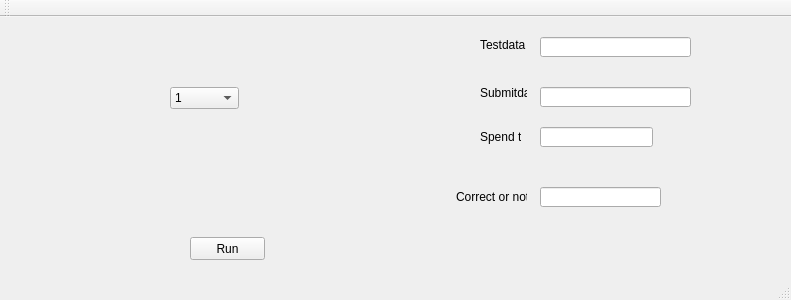
Before: the Qt Designer form 1/1/mainwindow.ui in fumchin/AOOP-Final-Project, drawn with Qt 5.
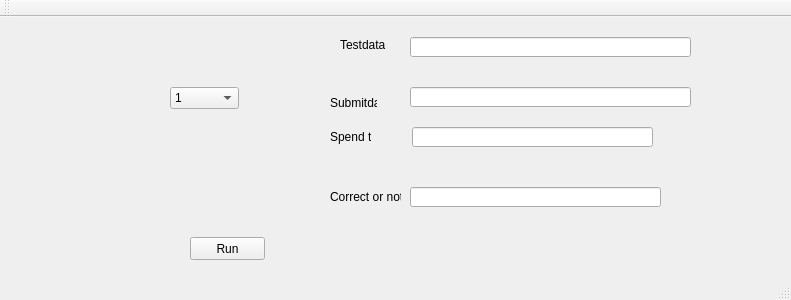
After: the same form once the commit is applied.

```diff
--- a/1/1/mainwindow.ui
+++ b/1/1/mainwindow.ui
@@ -17,7 +17,7 @@
    <widget class="QLabel" name="label">
     <property name="geometry">
      <rect>
-      <x>480</x>
+      <x>340</x>
       <y>20</y>
       <width>61</width>
       <height>16</height>
@@ -30,8 +30,8 @@
    <widget class="QLabel" name="label_2">
     <property name="geometry">
      <rect>
-      <x>480</x>
-      <y>70</y>
+      <x>330</x>
+      <y>80</y>
       <width>47</width>
       <height>12</height>
      </rect>
@@ -43,7 +43,7 @@
    <widget class="QLabel" name="label_3">
     <property name="geometry">
      <rect>
-      <x>480</x>
+      <x>330</x>
       <y>110</y>
       <width>41</width>
       <height>20</height>
@@ -56,7 +56,7 @@
    <widget class="QLabel" name="label_4">
     <property name="geometry">
      <rect>
-      <x>456</x>
+      <x>330</x>
       <y>170</y>
       <width>71</width>
       <height>20</height>
@@ -69,9 +69,9 @@
    <widget class="QLineEdit" name="Testdata_1">
     <property name="geometry">
      <rect>
-      <x>540</x>
+      <x>410</x>
       <y>20</y>
-      <width>151</width>
+      <width>281</width>
       <height>20</height>
      </rect>
     </property>
@@ -79,9 +79,9 @@
    <widget class="QLineEdit" name="Submitdata_1">
     <property name="geometry">
      <rect>
-      <x>540</x>
+      <x>410</x>
       <y>70</y>
-      <width>151</width>
+      <width>281</width>
       <height>20</height>
      </rect>
     </property>
@@ -89,9 +89,9 @@
    <widget class="QLineEdit" name="Spend_time_1">
     <property name="geometry">
      <rect>
-      <x>540</x>
+      <x>412</x>
       <y>110</y>
-      <width>113</width>
+      <width>241</width>
       <height>20</height>
      </rect>
     </property>
@@ -99,9 +99,9 @@
    <widget class="QLineEdit" name="Correct_1">
     <property name="geometry">
      <rect>
-      <x>540</x>
+      <x>410</x>
       <y>170</y>
-      <width>121</width>
+      <width>251</width>
       <height>20</height>
      </rect>
     </property>
```
Left out of the diff: 7 changed lines with no effect on the pictures.
